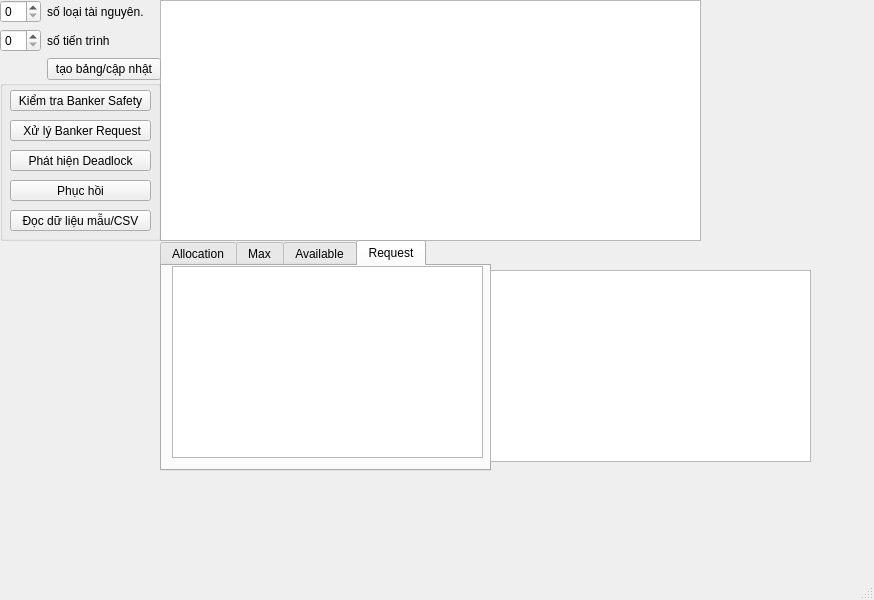
Qt form mainwindow.ui (nam666-stack/bankerUI) before a commit.
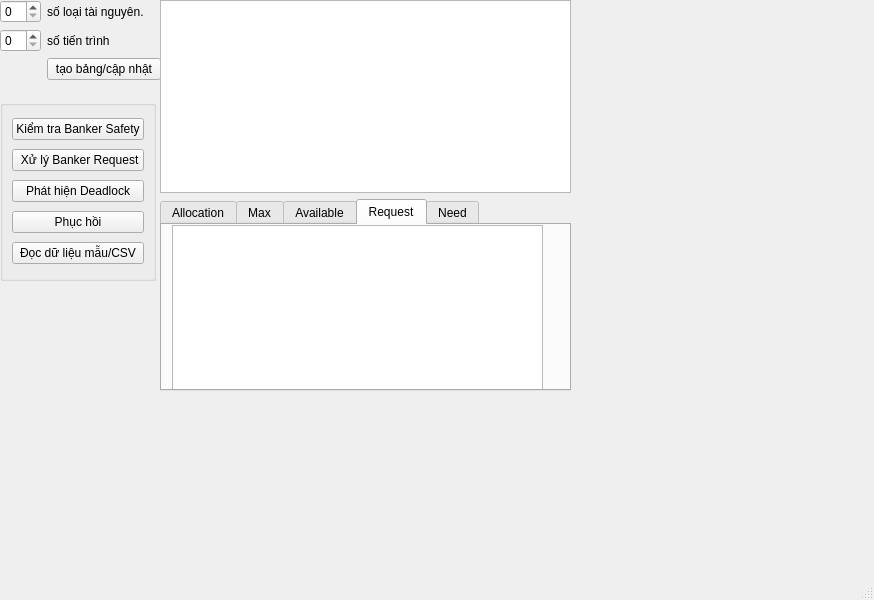
The same form after that commit. The open tabs and pages were chosen to show the change.

The edit to the form file:
```diff
--- a/mainwindow.ui
+++ b/mainwindow.ui
@@ -14,99 +14,13 @@
    <string>MainWindow</string>
   </property>
   <widget class="QWidget" name="centralwidget">
-   <widget class="QTextEdit" name="txtLog">
-    <property name="geometry">
-     <rect>
-      <x>160</x>
-      <y>0</y>
-      <width>541</width>
-      <height>241</height>
-     </rect>
-    </property>
-    <property name="readOnly">
-     <bool>true</bool>
-    </property>
-   </widget>
-   <widget class="QTabWidget" name="tabWidget">
-    <property name="geometry">
-     <rect>
-      <x>160</x>
-      <y>240</y>
-      <width>331</width>
-      <height>231</height>
-     </rect>
-    </property>
-    <property name="currentIndex">
-     <number>3</number>
-    </property>
-    <widget class="QWidget" name="tab_1">
-     <attribute name="title">
-      <string>Allocation</string>
-     </attribute>
-     <widget class="QTableWidget" name="Allocation_table">
-      <property name="geometry">
-       <rect>
-        <x>10</x>
-        <y>1</y>
-        <width>311</width>
-        <height>191</height>
-       </rect>
-      </property>
-     </widget>
-    </widget>
-    <widget class="QWidget" name="tab_2">
-     <attribute name="title">
-      <string>Max</string>
-     </attribute>
-     <widget class="QTableWidget" name="Max_table">
-      <property name="geometry">
-       <rect>
-        <x>10</x>
-        <y>0</y>
-        <width>311</width>
-        <height>192</height>
-       </rect>
-      </property>
-     </widget>
-    </widget>
-    <widget class="QWidget" name="tab_3">
-     <attribute name="title">
-      <string>Available</string>
-     </attribute>
-     <widget class="QTableWidget" name="Available_table">
-      <property name="geometry">
-       <rect>
-        <x>10</x>
-        <y>0</y>
-        <width>311</width>
-        <height>192</height>
-       </rect>
-      </property>
-     </widget>
-    </widget>
-    <widget class="QWidget" name="tab_4">
-     <attribute name="title">
-      <string>Request</string>
-     </attribute>
-     <widget class="QTableWidget" name="Request">
-      <property name="geometry">
-       <rect>
-        <x>10</x>
-        <y>0</y>
-        <width>311</width>
-        <height>192</height>
-       </rect>
-      </property>
-     </widget>
-    </widget>
-   </widget>
    <widget class="QWidget" name="formLayoutWidget">
     <property name="geometry">
      <rect>
       <x>0</x>
       <y>0</y>
       <width>161</width>
-      <height>81</height>
+      <height>101</height>
      </rect>
     </property>
     <layout class="QFormLayout" name="formLayout">
@@ -143,89 +57,152 @@
     <property name="geometry">
      <rect>
       <x>0</x>
-      <y>80</y>
-      <width>161</width>
-      <height>161</height>
+      <y>100</y>
+      <width>156</width>
+      <height>181</height>
      </rect>
     </property>
     <property name="title">
      <string/>
     </property>
-    <widget class="QPushButton" name="BankerSafety_bt">
-     <property name="geometry">
-      <rect>
-       <x>10</x>
-       <y>10</y>
-       <width>141</width>
-       <height>21</height>
-      </rect>
-     </property>
-     <property name="text">
-      <string>Kiểm tra Banker Safety</string>
-     </property>
-    </widget>
-    <widget class="QPushButton" name="DeadlockDetect_bt">
-     <property name="geometry">
-      <rect>
-       <x>10</x>
-       <y>70</y>
-       <width>141</width>
-       <height>21</height>
-      </rect>
-     </property>
-     <property name="text">
-      <string>Phát hiện Deadlock</string>
-     </property>
-    </widget>
-    <widget class="QPushButton" name="LoadSample_bt">
-     <property name="geometry">
-      <rect>
-       <x>10</x>
-       <y>130</y>
-       <width>141</width>
-       <height>21</height>
-      </rect>
-     </property>
-     <property name="text">
-      <string>Đọc dữ liệu mẫu/CSV</string>
-     </property>
-    </widget>
-    <widget class="QPushButton" name="Recover_bt">
-     <property name="geometry">
-      <rect>
-       <x>10</x>
-       <y>100</y>
-       <width>141</width>
-       <height>21</height>
-      </rect>
-     </property>
-     <property name="text">
-      <string>Phục hồi</string>
-     </property>
-    </widget>
-    <widget class="QPushButton" name="BankerRequest_bt">
-     <property name="geometry">
-      <rect>
-       <x>10</x>
-       <y>40</y>
-       <width>141</width>
-       <height>21</height>
-      </rect>
-     </property>
-     <property name="text">
-      <string> Xử lý Banker Request</string>
-     </property>
-    </widget>
+    <layout class="QVBoxLayout" name="verticalLayout">
+     <item>
+      <widget class="QPushButton" name="BankerSafety_bt">
+       <property name="text">
+        <string>Kiểm tra Banker Safety</string>
+       </property>
+      </widget>
+     </item>
+     <item>
+      <widget class="QPushButton" name="BankerRequest_bt">
+       <property name="text">
+        <string> Xử lý Banker Request</string>
+       </property>
+      </widget>
+     </item>
+     <item>
+      <widget class="QPushButton" name="DeadlockDetect_bt">
+       <property name="text">
+        <string>Phát hiện Deadlock</string>
+       </property>
+      </widget>
+     </item>
+     <item>
+      <widget class="QPushButton" name="Recover_bt">
+       <property name="text">
+        <string>Phục hồi</string>
+       </property>
+      </widget>
+     </item>
+     <item>
+      <widget class="QPushButton" name="LoadSample_bt">
+       <property name="text">
+        <string>Đọc dữ liệu mẫu/CSV</string>
+       </property>
+      </widget>
+     </item>
+    </layout>
    </widget>
-   <widget class="QTableWidget" name="Need">
+   <widget class="QWidget" name="">
     <property name="geometry">
      <rect>
-      <x>490</x>
-      <y>270</y>
-      <width>321</width>
-      <height>192</height>
+      <x>160</x>
+      <y>0</y>
+      <width>411</width>
+      <height>391</height>
      </rect>
     </property>
+    <layout class="QVBoxLayout" name="verticalLayout_2">
+     <item>
+      <widget class="QTextEdit" name="txtLog">
+       <property name="readOnly">
+        <bool>true</bool>
+       </property>
+      </widget>
+     </item>
+     <item>
+      <widget class="QTabWidget" name="tabWidget">
+       <property name="currentIndex">
+        <number>4</number>
+       </property>
+       <widget class="QWidget" name="tab_1">
+        <attribute name="title">
+         <string>Allocation</string>
+        </attribute>
+        <widget class="QTableWidget" name="Allocation_table">
+         <property name="geometry">
+          <rect>
+           <x>10</x>
+           <y>1</y>
+           <width>371</width>
+           <height>191</height>
+          </rect>
+         </property>
+        </widget>
+       </widget>
+       <widget class="QWidget" name="tab_2">
+        <attribute name="title">
+         <string>Max</string>
+        </attribute>
+        <widget class="QTableWidget" name="Max_table">
+         <property name="geometry">
+          <rect>
+           <x>10</x>
+           <y>0</y>
+           <width>371</width>
+           <height>192</height>
+          </rect>
+         </property>
+        </widget>
+       </widget>
+       <widget class="QWidget" name="tab_3">
+        <attribute name="title">
+         <string>Available</string>
+        </attribute>
+        <widget class="QTableWidget" name="Available_table">
+         <property name="geometry">
+          <rect>
+           <x>10</x>
+           <y>0</y>
+           <width>371</width>
+           <height>192</height>
+          </rect>
+         </property>
+        </widget>
+       </widget>
+       <widget class="QWidget" name="tab_4">
+        <attribute name="title">
+         <string>Request</string>
+        </attribute>
+        <widget class="QTableWidget" name="Request">
+         <property name="geometry">
+          <rect>
+           <x>10</x>
+           <y>0</y>
+           <width>371</width>
+           <height>192</height>
+          </rect>
+         </property>
+        </widget>
+       </widget>
+       <widget class="QWidget" name="tab_5">
+        <attribute name="title">
+         <string>Need</string>
+        </attribute>
+        <widget class="QTableWidget" name="Need">
+         <property name="geometry">
+          <rect>
+           <x>10</x>
+           <y>0</y>
+           <width>371</width>
+           <height>192</height>
+          </rect>
+         </property>
+        </widget>
+       </widget>
+      </widget>
+     </item>
+    </layout>
    </widget>
   </widget>
   <widget class="QMenuBar" name="menubar">
```
Left out of the diff: 14 changed lines with no effect on the pictures.
